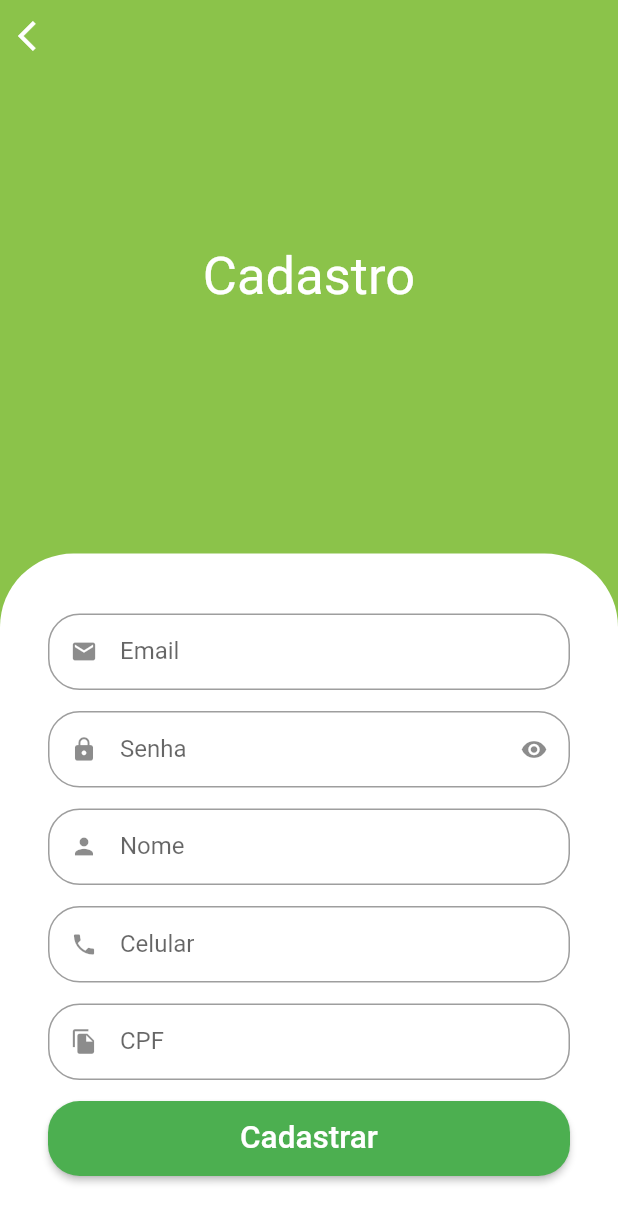
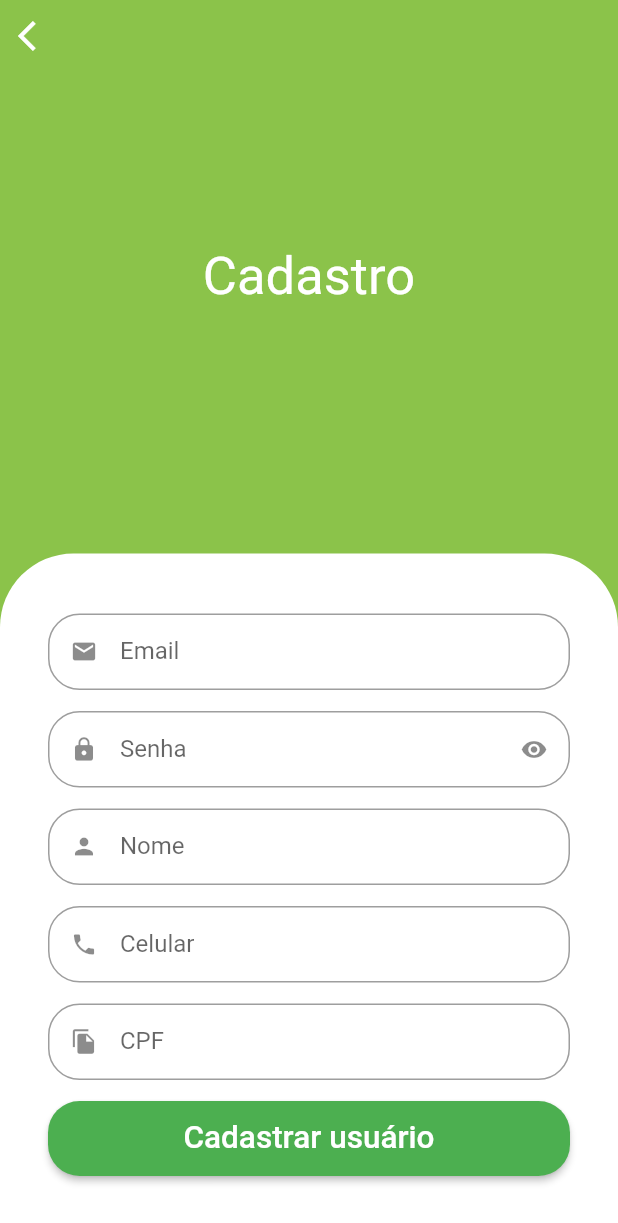
Before and after one commit to fagnerlc/greengrocer, a Flutter app: the SignInScreen screen opened by its route, after a tap on "Entrar", after a tap on "Criar Conta", on a phone screen of 412 x 824 dp. Shown: the top 1223 px of the screen. Run offline on Flutter 3.47's test engine with Material 2 defaults, Android fonts, the phone set to English and light mode, and no system bars; our stand-ins replace animated_text_kit, badges, dio, flutter_secure_storage, fluttertoast, freezed_annotation and 4 more; missing offline and left inert: add_to_cart_animation; accounts and stored records are empty.

```diff
--- a/lib/src/pages/auth/view/sign_in_screen.dart
+++ b/lib/src/pages/auth/view/sign_in_screen.dart
@@ -8,6 +8,7 @@ import 'package:greengrocer/src/pages/common_widgets/custom_elevated_button.dart
 import 'package:greengrocer/src/pages/common_widgets/custom_outlined_button.dart';
 import 'package:greengrocer/src/pages/common_widgets/custom_text_field.dart';
 import 'package:greengrocer/src/pages_routes/app_pages.dart';
+import 'package:greengrocer/src/services/validators.dart';
 
 class SignInScreen extends StatelessWidget {
   SignInScreen({Key? key}) : super(key: key);
@@ -82,13 +83,7 @@ class SignInScreen extends StatelessWidget {
                           debugPrint('object');
                         },
                         suffixIcon: Icons.mail,
-                        validator: (email) {
-                          if (email == null || email.isEmpty) return 'Digite seu email';
-                          //
-                          if (!email.isEmail) return 'Digite um email válido';
-
-                          return null;
-                        },
+                        validator: emailValidator,
                       ),
                       // Senha
                       CustomTextField(
@@ -96,11 +91,7 @@ class SignInScreen extends StatelessWidget {
                         icon: Icons.password,
                         labelText: 'Senha',
                         obscureText: true,
-                        validator: (password) {
-                          if (password == null || password.isEmpty) return 'Digite sua senha';
-                          if (password.length <= 3) return 'Digite no min 3 dígitos';
-                          return null;
-                        },
+                        validator: passwordValidator,
                       ),
 
                       GetX<AuthController>(
--- a/lib/src/pages/auth/view/sign_up_screen.dart
+++ b/lib/src/pages/auth/view/sign_up_screen.dart
@@ -3,8 +3,11 @@ import 'package:greengrocer/src/config/custom_colors.dart';
 import 'package:greengrocer/src/pages/common_widgets/custom_elevated_button.dart';
 import 'package:greengrocer/src/pages/common_widgets/custom_text_field.dart';
 
+import '../../../services/validators.dart';
+
 class SignUpScreen extends StatelessWidget {
-  const SignUpScreen({Key? key}) : super(key: key);
+  SignUpScreen({Key? key}) : super(key: key);
+  final _formkey = GlobalKey<FormState>();
 
   @override
   Widget build(BuildContext context) {
@@ -45,34 +48,51 @@ class SignUpScreen extends StatelessWidget {
                           ),
                         ),
                       ),
+                      child: Form(
+                        key: _formkey,
                         child: Column(
                           crossAxisAlignment: CrossAxisAlignment.stretch,
                           children: [
-                          CustomTextField(icon: Icons.email, labelText: 'Email'),
+                            CustomTextField(
+                              icon: Icons.email,
+                              labelText: 'Email',
+                              keyboardType: TextInputType.emailAddress,
+                              validator: emailValidator,
+                            ),
                             CustomTextField(
                               icon: Icons.lock,
                               labelText: 'Senha',
                               obscureText: true,
+                              validator: passwordValidator,
                             ),
                             CustomTextField(
                               icon: Icons.person,
                               labelText: 'Nome',
+                              keyboardType: TextInputType.name,
+                              validator: nameValidator,
                             ),
                             CustomTextField(
                               icon: Icons.phone,
                               labelText: 'Celular',
                               maskPhoneFormartter: true,
+                              keyboardType: TextInputType.phone,
+                              validator: phoneValidator,
                             ),
                             CustomTextField(
                               icon: Icons.file_copy,
                               labelText: 'CPF',
                               maskCpfFormartter: true,
+                              keyboardType: TextInputType.number,
+                              validator: cpfValidator,
                             ),
                             CustomElevatedButton(
-                            onPressed: () {},
-                            label: 'Cadastrar',
+                              onPressed: () {
+                                _formkey.currentState!.validate();
+                              },
+                              label: 'Cadastrar usuário',
                             ),
                           ],
+                        ),
                       ),
                     ),
                   ],
--- a/lib/src/pages/common_widgets/custom_text_field.dart
+++ b/lib/src/pages/common_widgets/custom_text_field.dart
@@ -13,6 +13,7 @@ class CustomTextField extends StatelessWidget {
   final bool? maskCpfFormartter;
   final bool? maskDateFormartter;
   final bool? maskCnpjFormartter;
+  final TextInputType? keyboardType;
   final String? Function(String?)? validator;
   final TextEditingController? controller;
 
@@ -29,6 +30,7 @@ class CustomTextField extends StatelessWidget {
     this.maskCpfFormartter = false,
     this.maskDateFormartter = false,
     this.maskCnpjFormartter = false,
+    this.keyboardType,
     this.validator,
     this.controller,
     this.maskPhoneFormartter = false,
@@ -60,6 +62,7 @@ class CustomTextField extends StatelessWidget {
       padding: const EdgeInsets.only(bottom: 14),
       child: Obx(
         () => TextFormField(
+            keyboardType: keyboardType,
             controller: controller,
             readOnly: readOnly,
             initialValue: initialValue,
--- a/lib/src/pages_routes/app_pages.dart
+++ b/lib/src/pages_routes/app_pages.dart
@@ -15,7 +15,7 @@ abstract class AppPages {
       name: PagesRoutes.signInRoutes,
     ),
     GetPage(
-      page: () => const SignUpScreen(),
+      page: () => SignUpScreen(),
       name: PagesRoutes.signUpRoutes,
     ),
     GetPage(
--- /dev/null
+++ b/lib/src/services/validators.dart
@@ -0,0 +1,47 @@
+import 'package:get/get.dart';
+
+String? emailValidator(String? email) {
+  if (email == null || email.isEmpty) {
+    return 'Digite seu email';
+  }
+  //
+  if (!email.isEmail) return 'Digite um email válido';
+
+  return null;
+}
+
+String? passwordValidator(String? password) {
+  if (password == null || password.isEmpty) {
+    return 'Digite sua senha';
+  }
+  if (password.length <= 3) return 'Digite no min 3 dígitos';
+  return null;
+}
+
+String? nameValidator(String? name) {
+  if (name == null || name.isEmpty) {
+    return 'Digite um nome válido';
+  }
+
+  final names = name.split(' ');
+
+  if (names.length == 1) return 'Digite seu nome completo';
+  return null;
+}
+
+String? phoneValidator(String? phone) {
+  if (phone == null || phone.isEmpty) return 'Digite um celular';
+
+  if (phone.length < 14 || !phone.isPhoneNumber) {
+    return 'Digite um número válido';
+  }
+
+  return null;
+}
+
+String? cpfValidator(String? cpf) {
+  if (cpf == null || cpf.isEmpty) return 'Digite um CPF';
+  if (!cpf.isCpf) return 'Digite um cpf válido';
+
+  return null;
+}
```
Lines whose indentation alone changed are shown as unchanged.
